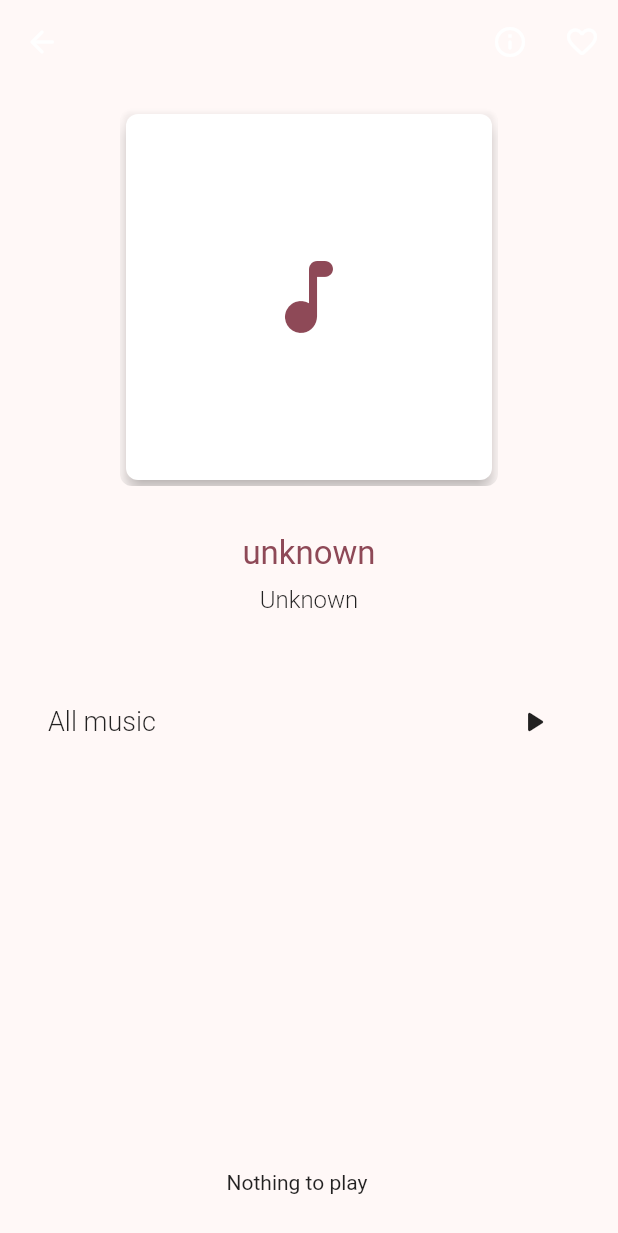
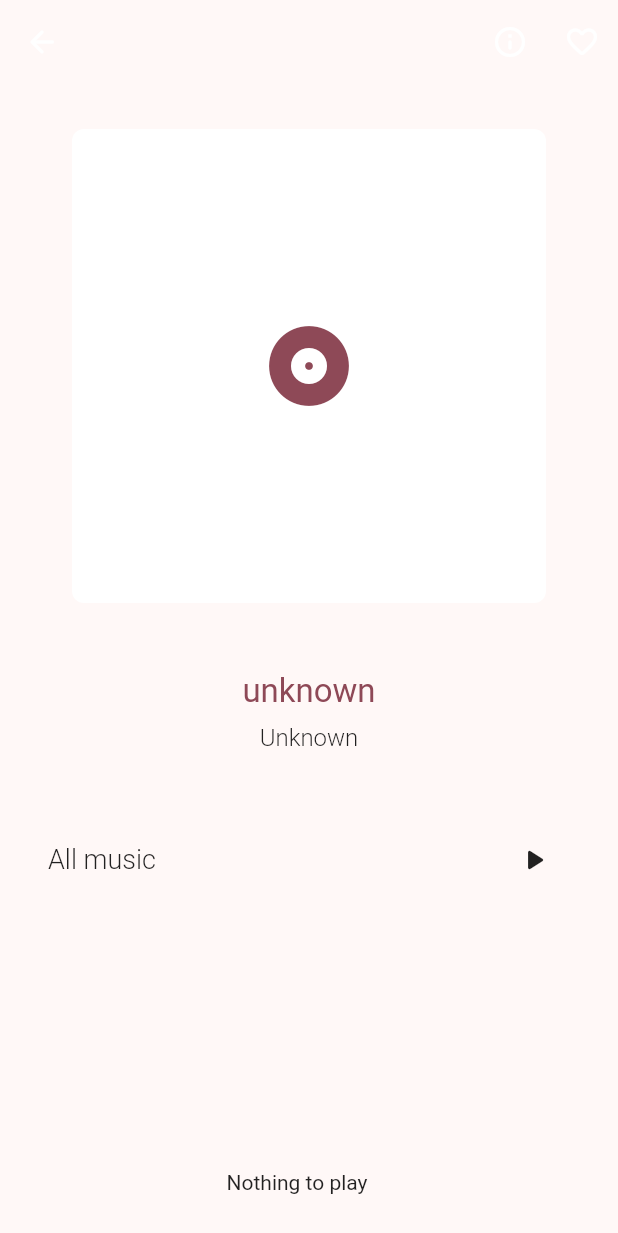
Before and after one commit to Project-XPolaris/YouMusic-Mobile, a Flutter app: the AlbumPage screen opened directly with empty values, on a phone screen of 412 x 824 dp. Shown: the top 1233 px of the screen. Run offline on Flutter 3.47's test engine with Material 2 defaults, Android fonts, the light colour scheme and no system bars; our stand-ins replace assets_audio_player, bloc, cached_network_image, dio, equatable, event_bus and 4 more; missing offline and left inert: youui; accounts and stored records are empty; network calls fail.

Commit message:
update album ui

```diff
--- a/lib/ui/album/view/album.dart
+++ b/lib/ui/album/view/album.dart
@@ -1,5 +1,3 @@
-import 'dart:ui';
-
 import 'package:flutter/material.dart';
 import 'package:flutter/services.dart';
 import 'package:flutter_bloc/flutter_bloc.dart';
@@ -54,7 +52,8 @@ class _AlbumPageState extends State<AlbumPage> {
   @override
   Widget build(BuildContext context) {
     return BlocProvider(
-      create: (context) => AlbumBloc(id: this.widget.id)..add(AlbumInitialEvent()),
+      create: (context) =>
+          AlbumBloc(id: this.widget.id)..add(AlbumInitialEvent()),
       child: BlocBuilder<AlbumBloc, AlbumState>(
         builder: (context, state) {
           return Consumer<PlayProvider>(
@@ -144,69 +143,72 @@ class _AlbumPageState extends State<AlbumPage> {
                                           album: album,
                                         ));
                               },
-                              icon: Icon(Icons.info_outline_rounded)
-                          ),
-                          IconButton(onPressed: (){
-                            if (state.album == null){
+                              icon: Icon(Icons.info_outline_rounded)),
+                          IconButton(
+                              onPressed: () {
+                                if (state.album == null) {
                                   return;
                                 }
                                 if (state.isFollow) {
-                              context.read<AlbumBloc>().add(UnFollowEvent());
-                            }else{
+                                  context
+                                      .read<AlbumBloc>()
+                                      .add(UnFollowEvent());
+                                } else {
                                   context.read<AlbumBloc>().add(FollowEvent());
                                 }
-                          }, icon: Icon(state.isFollow ? Icons.favorite_rounded : Icons.favorite_border_rounded))
+                              },
+                              icon: Icon(state.isFollow
+                                  ? Icons.favorite_rounded
+                                  : Icons.favorite_border_rounded))
                         ],
                         leading: IconButton(
                           icon: Icon(Icons.arrow_back_rounded),
                           onPressed: () => Navigator.pop(context),
                         ),
                       ),
-                      body: Padding(
+                      body: Container(
                         padding: const EdgeInsets.only(left: 16, right: 16),
                         child: NotificationListener(
                           child: ListView(
                             controller: _scrollController,
                             children: [
                               Container(
+                                width: 360,
+                                height: 360,
                                 padding: const EdgeInsets.only(
-                                    left: 64, right: 64, top: 16),
-                                child: ClipRRect(
-                                  borderRadius: BorderRadius.circular(8.0),
-                                  child: Card(
-                                    color: Colors.transparent,
-                                    elevation: 5,
+                                    left: 32, right: 32, top: 16),
                                 child: Container(
-                                      child: AspectRatio(
-                                        aspectRatio: 1,
-                                        child: (albumCoverUrl ??
-                                            widget.initCover) !=
+                                  child: (albumCoverUrl ?? widget.initCover) !=
                                           null
                                       ? Container(
+                                          child: Center(
                                             child: ClipRRect(
                                               borderRadius:
-                                            BorderRadius.circular(
-                                                8.0),
-                                            child: BlurHash(
-                                              hash: widget.blurHash ??
-                                                  "",
-                                              image:
+                                                  BorderRadius.circular(16),
+                                              child: Container(
+                                                child: Image.network(
                                                   albumCoverUrl ?? "",
-                                              imageFit: BoxFit.cover,
+                                                  fit: BoxFit.contain,
+                                                ),
+                                              ),
                                             ),
                                           ),
                                         )
-                                            : Container(
+                                      : Center(
+                                          child: AspectRatio(
+                                            aspectRatio: 1,
+                                            child: Container(
+                                                width: 280,
+                                                height: 280,
                                                 child: Icon(
-                                              Icons.music_note_rounded,
+                                                  Icons.album_rounded,
                                                   size: 64,
                                                   color: Theme.of(context)
                                                       .colorScheme
                                                       .primary,
                                                 ),
                                                 decoration: BoxDecoration(
-                                                shape:
-                                                BoxShape.rectangle,
+                                                    shape: BoxShape.rectangle,
                                                     color: Theme.of(context)
                                                         .colorScheme
                                                         .onPrimary,
@@ -218,22 +220,20 @@ class _AlbumPageState extends State<AlbumPage> {
                                         ),
                                 ),
                               ),
-                              ),
                               Padding(
                                 padding: const EdgeInsets.only(top: 32),
                                 child: Text(
                                   state.album?.name ?? "unknown",
                                   style: TextStyle(
-                                      color: Theme.of(context)
-                                          .colorScheme
-                                          .primary,
+                                      color:
+                                          Theme.of(context).colorScheme.primary,
                                       fontSize: 22),
                                   textAlign: TextAlign.center,
                                 ),
                               ),
                               Padding(
-                                padding: const EdgeInsets.only(
-                                    top: 8, bottom: 8),
+                                padding:
+                                    const EdgeInsets.only(top: 8, bottom: 8),
                                 child: Text(
                                   state.album?.getArtist("Unknown") ??
                                       "Unknown",
@@ -244,8 +244,8 @@ class _AlbumPageState extends State<AlbumPage> {
                                 ),
                               ),
                               Padding(
-                                padding: const EdgeInsets.only(
-                                    top: 8, bottom: 32),
+                                padding:
+                                    const EdgeInsets.only(top: 8, bottom: 32),
                                 child: Center(
                                   child: Wrap(
                                     children: [
@@ -255,12 +255,11 @@ class _AlbumPageState extends State<AlbumPage> {
                                               right: 8, bottom: 0),
                                           child: ActionChip(
                                             onPressed: () {
-                                              TagView.launch(context,
-                                                  tag.id?.toString());
+                                              TagView.launch(
+                                                  context, tag.id?.toString());
                                             },
                                             label: Text(tag.displayName),
-                                            backgroundColor:
-                                            Theme.of(context)
+                                            backgroundColor: Theme.of(context)
                                                 .colorScheme
                                                 .secondaryContainer,
                                             labelStyle: TextStyle(
@@ -274,7 +273,7 @@ class _AlbumPageState extends State<AlbumPage> {
                                   ),
                                 ),
                               ),
-                              Padding(
+                              Container(
                                 padding: EdgeInsets.only(
                                     bottom: 16, left: 16, right: 16),
                                 child: Row(
--- a/pubspec.yaml
+++ b/pubspec.yaml
@@ -35,7 +35,6 @@ dependencies:
   flutter_bloc: ^8.0.1
   equatable: ^2.0.3
   event_bus: ^2.0.0
-
   # The following adds the Cupertino Icons font to your application.
   # Use with the CupertinoIcons class for iOS style icons.
   cupertino_icons: ^0.1.3
```
Lines whose indentation alone changed are shown as unchanged.
